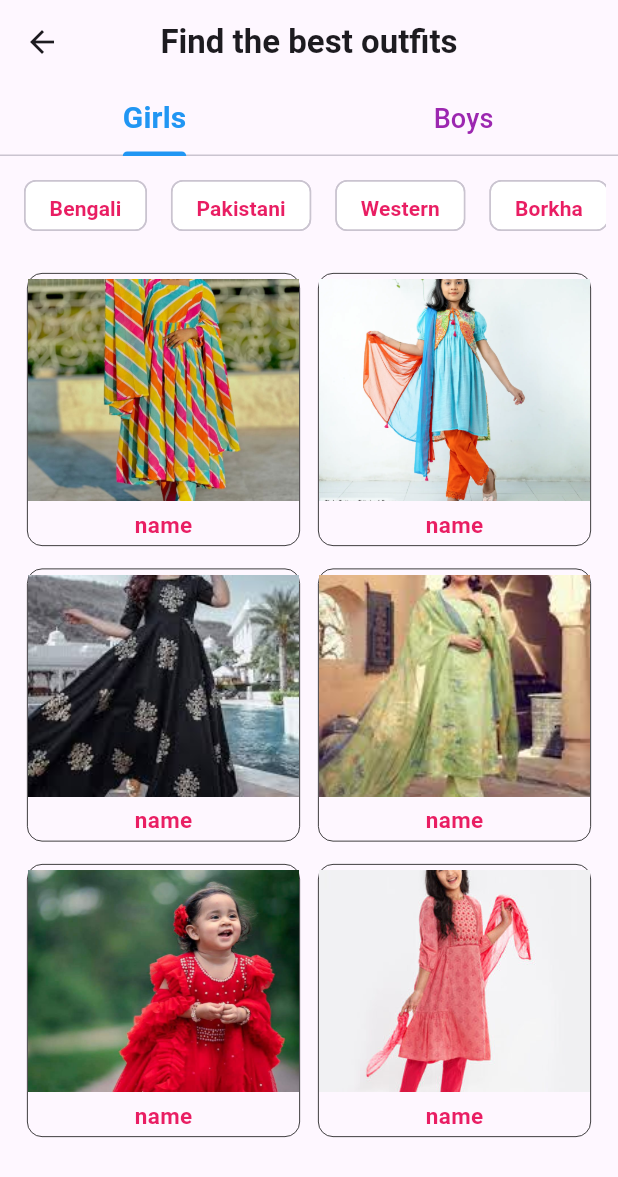
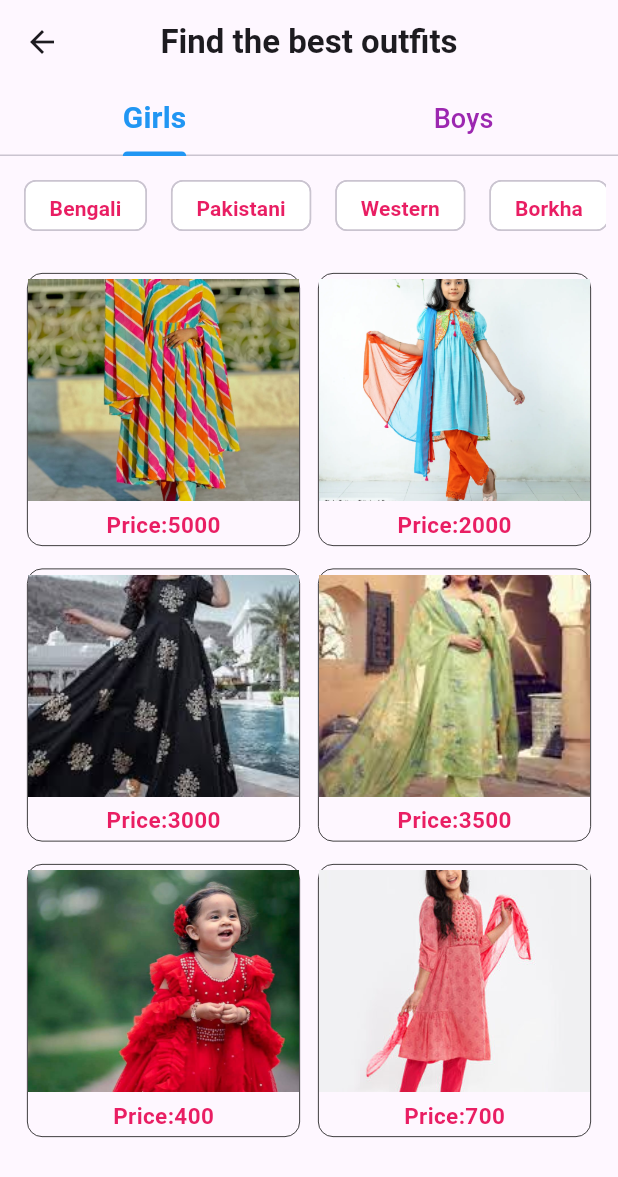
Before and after one commit to sohasara/E-Commerce-App, a Flutter app: the DressPage screen opened directly, on a phone screen of 412 x 824 dp. Shown: the top 1177 px of the screen. Run offline on Flutter 3.47's test engine with Material 3 defaults, Android fonts, the phone set to English and light mode, and no system bars; our stand-ins replace flutter_riverpod.

Commit message:
add price

```diff
--- a/lib/feature/data/models/dress_model.dart
+++ b/lib/feature/data/models/dress_model.dart
@@ -1,26 +1,26 @@
 final dress = [
   {
     'url': 'assets/images/dress1.webp',
-    'name': 'name',
+    'price': '5000',
   },
   {
     'url': 'assets/images/dress2.webp',
-    'name': 'name',
+    'price': '2000',
   },
   {
     'url': 'assets/images/dress3.jpeg',
-    'name': 'name',
+    'price': '3000',
   },
   {
     'url': 'assets/images/dress4.jpeg',
-    'name': 'name',
+    'price': '3500',
   },
   {
     'url': 'assets/images/dress5.webp',
-    'name': 'name',
+    'price': '400',
   },
   {
     'url': 'assets/images/dress6.jpg',
-    'name': 'name',
+    'price': '700',
   },
 ];
--- a/lib/feature/presentation/pages/detailes_page/my_grid.dart
+++ b/lib/feature/presentation/pages/detailes_page/my_grid.dart
@@ -39,7 +39,7 @@ class MyGrid extends StatelessWidget {
                     ),
                     const SizedBox(height: 5),
                     Text(
-                      dres['name']!,
+                      'Price:${dres['price']!}',
                       style: const TextStyle(
                         fontSize: 15,
                         fontWeight: FontWeight.bold,
```
